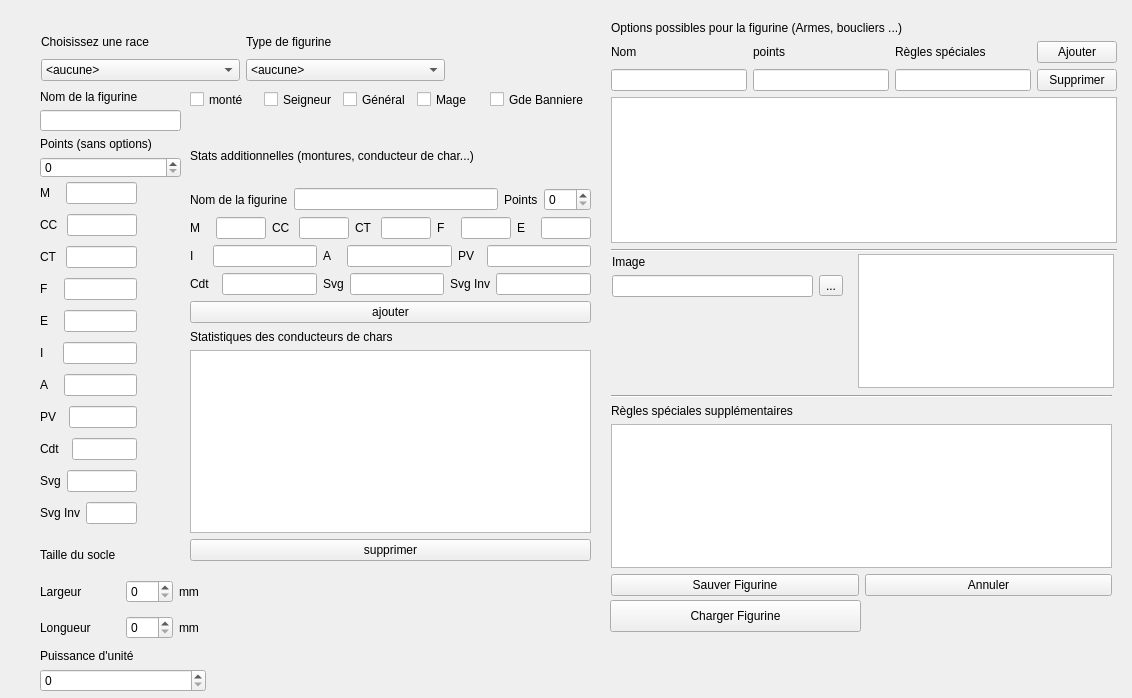
This is warhole/modelwindow.ui in kaosphere/Warhole as Qt 5 draws it before an edit. The edited form follows.
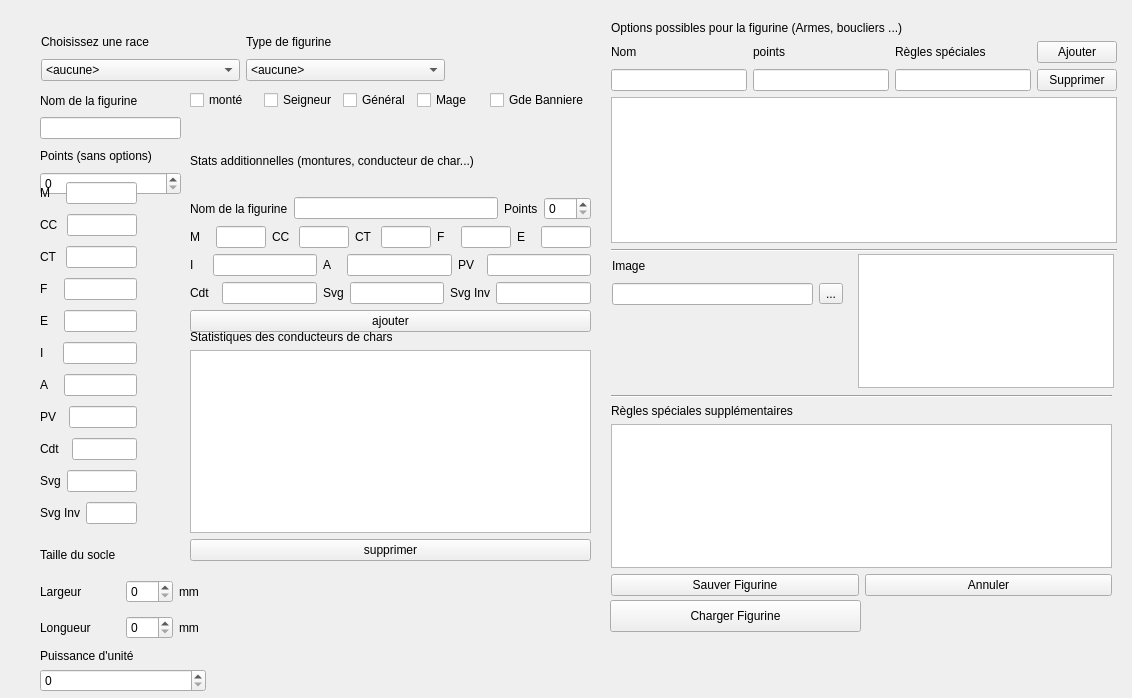
This is the edited form.

```diff
--- a/warhole/modelwindow.ui
+++ b/warhole/modelwindow.ui
@@ -19,7 +19,7 @@
      <x>40</x>
      <y>90</y>
      <width>141</width>
-     <height>88</height>
+     <height>105</height>
     </rect>
    </property>
    <layout class="QVBoxLayout" name="verticalLayout_2">
@@ -464,7 +464,7 @@
      <x>190</x>
      <y>90</y>
      <width>399</width>
-     <height>19</height>
+     <height>20</height>
     </rect>
    </property>
    <layout class="QHBoxLayout" name="horizontalLayout_20">
@@ -534,7 +534,7 @@
      <x>612</x>
      <y>254</y>
      <width>231</width>
-     <height>43</height>
+     <height>51</height>
     </rect>
    </property>
    <layout class="QVBoxLayout" name="verticalLayout_7">
@@ -748,7 +748,7 @@
      <x>190</x>
      <y>130</y>
      <width>401</width>
-     <height>193</height>
+     <height>202</height>
     </rect>
    </property>
    <layout class="QVBoxLayout" name="verticalLayout_21">
```
Left out of the diff: 4 changed lines with no effect on the pictures.
